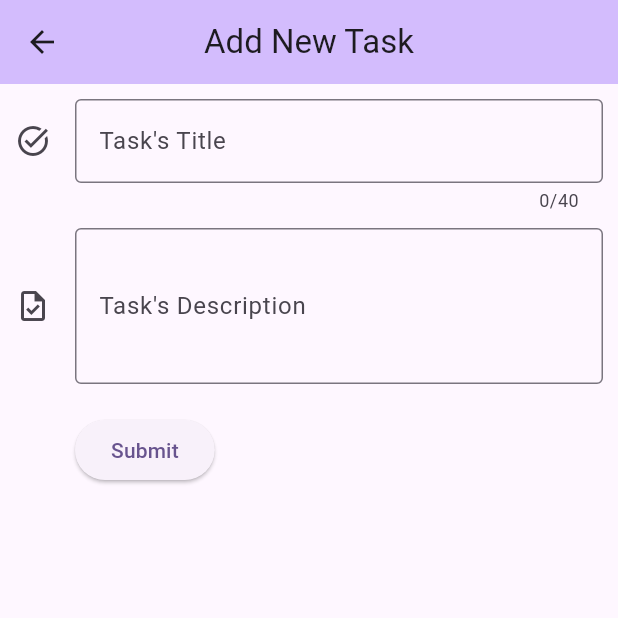
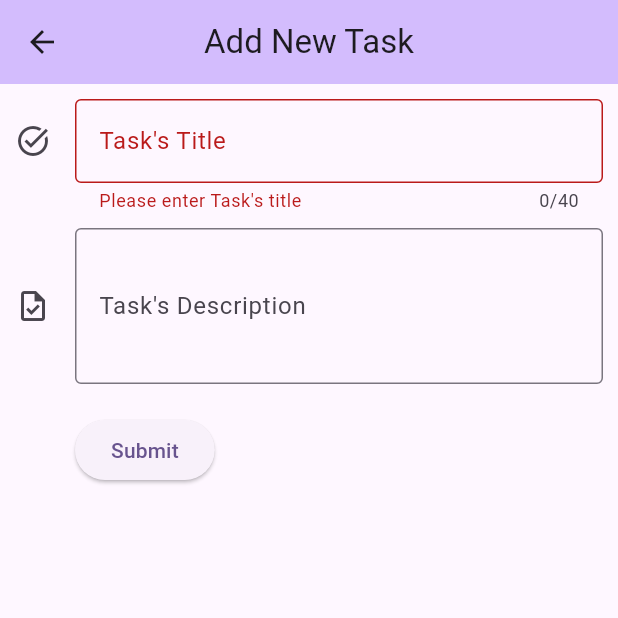
Before and after one commit to hamidkhadem/flutter_firebase_todo_app, a Flutter app: the AddTask screen opened directly, after a tap on "Submit", on a phone screen of 412 x 824 dp, the top half of it. Run offline on Flutter 3.47's test engine with Material 2 defaults, Android fonts, the phone set to English and light mode, and no system bars; our stand-ins replace firebase_core, firebase_database; accounts and stored records are empty; statements that could not run were skipped.

Commit message:
completed the add new task's page

```diff
--- a/lib/main.dart
+++ b/lib/main.dart
@@ -1,17 +1,15 @@
 import 'package:flutter/material.dart';
 import 'package:firebase_core/firebase_core.dart';
 import 'firebase_options.dart';
+import 'package:firebase_database/firebase_database.dart';
 
 Future<void> main() async {
   // initialize firebase
+  WidgetsFlutterBinding.ensureInitialized();
   await Firebase.initializeApp(
     options: DefaultFirebaseOptions.currentPlatform,
   );
-  // DatabaseReference postListRef = FirebaseDatabase.instance.ref("posts");
-  // DatabaseReference newPostRef = postListRef.push();
-  // newPostRef.set({
-  //   'Task':'Yes',
-  // });
+
   runApp(const MyApp());
 }
 
@@ -50,10 +48,10 @@ class _MyHomePageState extends State<MyHomePage> {
   int counter = 0;
   // list of tasks
   final tasks = [];
-  // database refrence
-  // FirebaseDatabase database = FirebaseDatabase.instance;
-  // DatabaseReference databaseRef =
-  //     FirebaseDatabase.instance.ref('Tasks/');
+
+  // database  reference
+  DatabaseReference taskRef = FirebaseDatabase.instance.ref('Tasks');
+
 
   final MaterialStateProperty<Icon?> thumbIcon =
       MaterialStateProperty.resolveWith<Icon?>(
@@ -132,7 +130,6 @@ class _MyHomePageState extends State<MyHomePage> {
         onPressed: _incrementTask,
         label: const Text('Add Task'),
         icon: const Icon(Icons.add_task_outlined),
-        // tooltip: _counter.toString(),
       ),
     );
   }
@@ -147,7 +144,13 @@ class AddTask extends StatefulWidget {
 }
 
 class _AddTaskState extends State<AddTask> {
-  final GlobalKey<FormState> _formKey = GlobalKey<FormState>();
+  final _formKey = GlobalKey<FormState>();
+  // value for title & description
+  final TextEditingController _titleController = TextEditingController();
+  final TextEditingController _descriptionController = TextEditingController();
+  // get database reference
+  DatabaseReference taskListRef = FirebaseDatabase.instance.ref('Tasks').push();
+  // DatabaseReference newtaskRef = taskListRef.push();
 
   @override
   Widget build(BuildContext context) {
@@ -169,24 +172,32 @@ class _AddTaskState extends State<AddTask> {
             crossAxisAlignment: CrossAxisAlignment.start,
             children: <Widget>[
               // title input
-              const Padding(
-                padding: EdgeInsets.all(10),
-                child: TextField(
+              Padding(
+                padding: const EdgeInsets.all(10),
+                child: TextFormField(
+                  controller: _titleController,
+                  validator: (value) {
+                    if (value == null || value.isEmpty) {
+                      return 'Please enter Task\'s title';
+                    }
+                    return null;
+                  },
                   maxLength: 40,
-                  decoration: InputDecoration(
+                  decoration: const InputDecoration(
                     icon: Icon(Icons.task_alt_sharp),
                     border: OutlineInputBorder(),
-                    labelText: 'Task\'s Title',
+                    label: Text('Task\'s Title'),
                   ),
                 ),
               ),
               // description input
-              const Padding(
-                padding: EdgeInsets.fromLTRB(10, 0, 10, 0),
+              Padding(
+                padding: const EdgeInsets.fromLTRB(10, 0, 10, 0),
                 child: TextField(
+                  controller: _descriptionController,
                   maxLines: 6,
                   minLines: 3,
-                  decoration: InputDecoration(
+                  decoration: const InputDecoration(
                     icon: Icon(Icons.task_outlined),
                     border: OutlineInputBorder(),
                     labelText: 'Task\'s Description',
@@ -197,13 +208,7 @@ class _AddTaskState extends State<AddTask> {
               Padding(
                 padding: const EdgeInsets.fromLTRB(50, 20, 0, 10),
                 child: ElevatedButton(
-                  onPressed: () {
-                    // Validate will return true if the form is valid, or false if
-                    // the form is invalid.
-                    if (_formKey.currentState!.validate()) {
-                      // Process data.
-                    }
-                  },
+                  onPressed: _onSubmit,
                   child: const Text('Submit'),
                 ),
               ),
@@ -213,4 +218,25 @@ class _AddTaskState extends State<AddTask> {
       ),
     );
   }
+
+  // save info on database
+  void _onSubmit() {
+    // Validate will return true if the form is valid, or false if
+    // the form is invalid.
+    if (_formKey.currentState!.validate()) {
+      // Process data.
+      // get data from textfields
+      final String title = _titleController.text;
+      final String description = _descriptionController.text;
+      // write on the database
+      taskListRef.set({
+        'title': title,
+        'description': description,
+        'status': false,
+      });
+
+      // go back to home
+      Navigator.pop(context);
+    }
+  }
 }
--- a/pubspec.yaml
+++ b/pubspec.yaml
@@ -38,6 +38,8 @@ dependencies:
   firebase_core: ^2.13.1
   firebase_database: ^10.2.2
   cloud_firestore: ^4.8.0
+  firebase_admin: ^0.2.0
+  query: ^2.1.0
 
 dev_dependencies:
   flutter_test:
```
Also changed, not shown: lib/firebase_options.dart, pubspec.lock, 1 other file.
